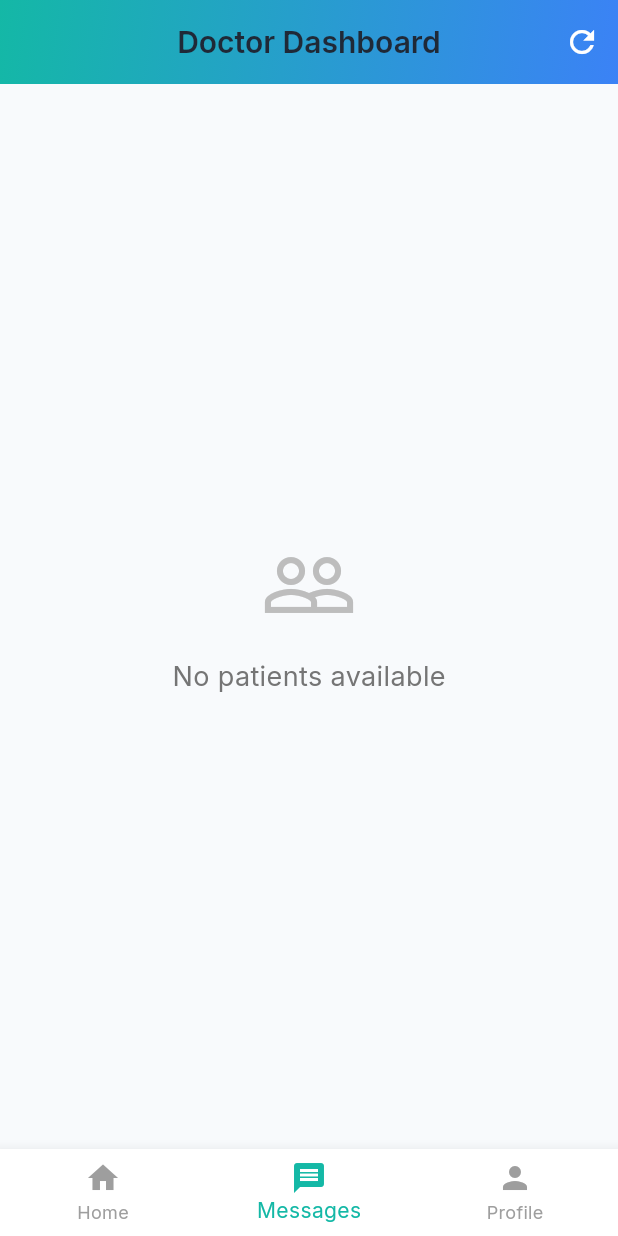
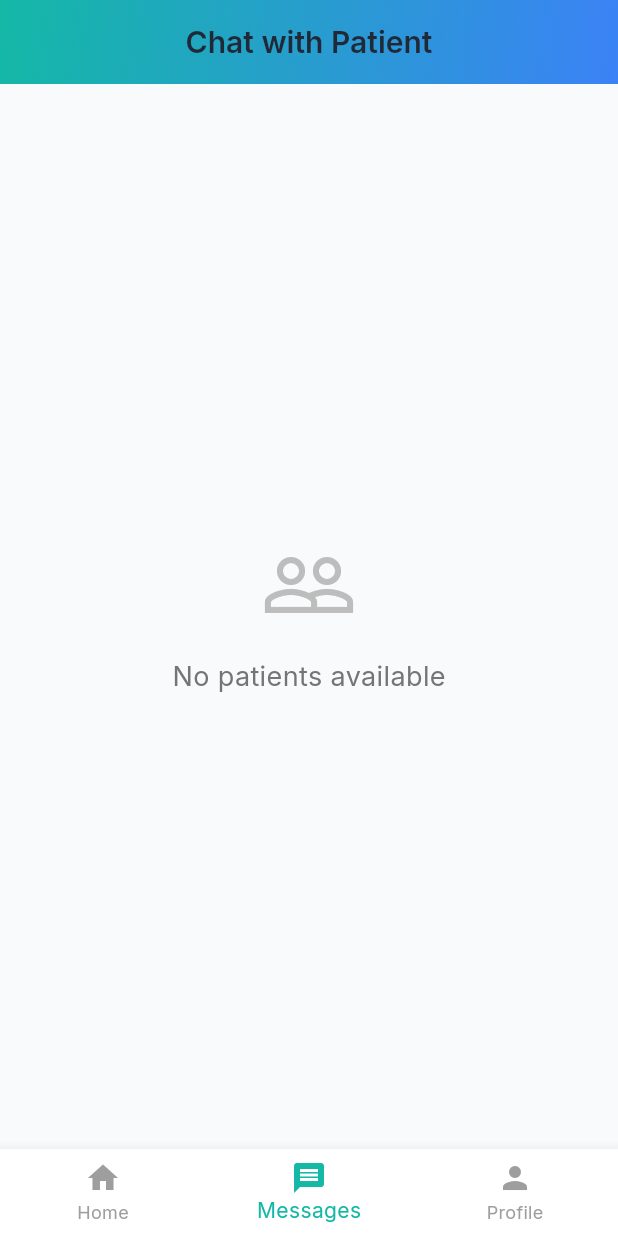
Before and after one commit to ATG-AVI/hadoc_app, a Flutter app: the DoctorDashboard screen opened by its route, item 2 of the bottom bar chosen, on a phone screen of 412 x 824 dp. Run offline on Flutter 3.47's test engine with Material 3 defaults, Android fonts, the phone set to English and light mode, and no system bars; our stand-ins replace dash_chat_2, file_picker, flutter_dotenv, google_fonts, shared_preferences, supabase_flutter; accounts and stored records are empty.

Commit message:
fix: doctor profile error

```diff
--- a/lib/screens/doctor/doctor_dashboard.dart
+++ b/lib/screens/doctor/doctor_dashboard.dart
@@ -70,9 +70,20 @@ class _DoctorDashboardState extends State<DoctorDashboard> {
       const ProfileScreen(),
     ];
 
+    String getAppBarTitle() {
+      if (_currentIndex == 1) {
+        return 'Chat with Patient';
+      } else if (_currentIndex == 2) {
+        return 'Profile';
+      }
+      return 'Doctor Dashboard';
+    }
+
     return Scaffold(
-      appBar: AppBar(
-        title: const Text('Doctor Dashboard'),
+      appBar: _currentIndex == 2
+          ? null
+          : AppBar(
+              title: Text(getAppBarTitle()),
               backgroundColor: Colors.transparent,
               foregroundColor: Colors.white,
               elevation: 0,
@@ -86,12 +97,6 @@ class _DoctorDashboardState extends State<DoctorDashboard> {
                   ),
                 ),
               ),
-        actions: [
-          IconButton(
-            onPressed: _loadData,
-            icon: const Icon(Icons.refresh),
-          ),
-        ],
             ),
       body: pages[_currentIndex],
       bottomNavigationBar: BottomNavigationBar(
```
Lines whose indentation alone changed are shown as unchanged.
